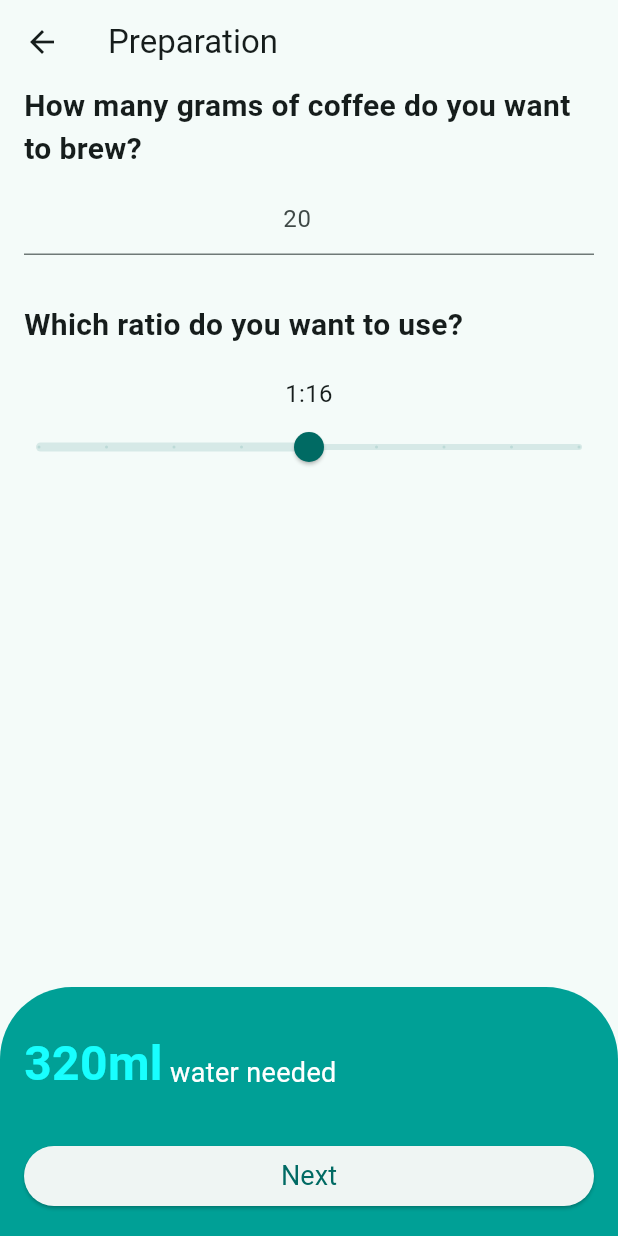
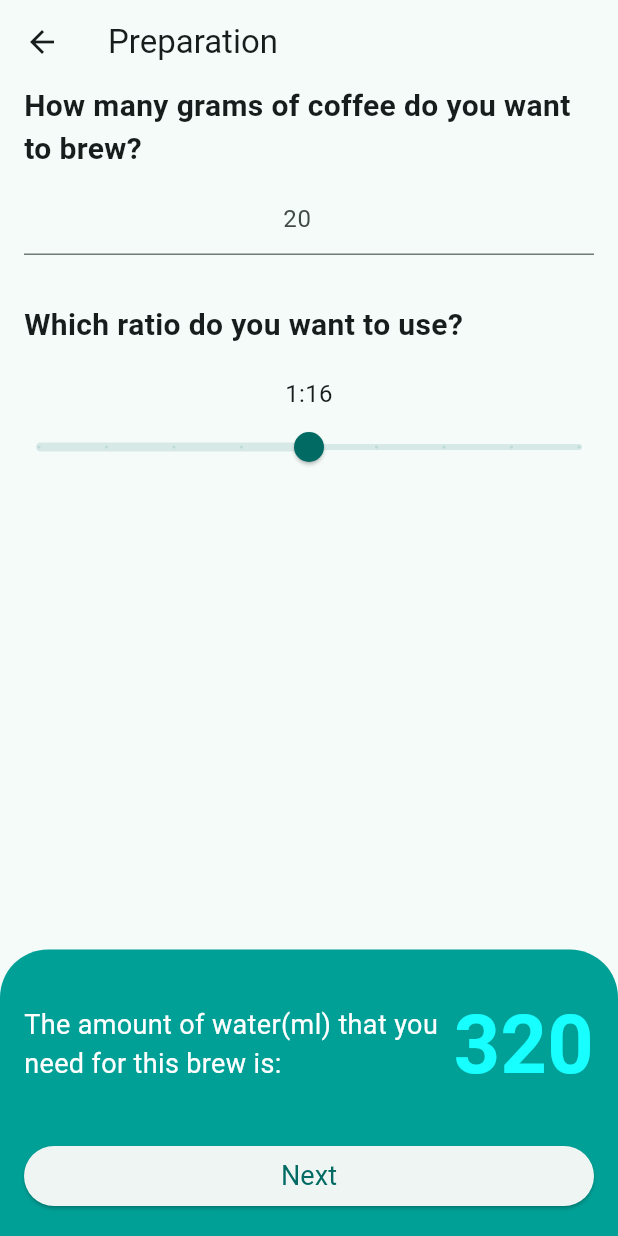
Before and after one commit to kimberllyflorez/caffeio-app, a Flutter app: the RatioPage screen opened by its route, on a phone screen of 412 x 824 dp. Run offline on Flutter 3.47's test engine with Material 2 defaults, Android fonts, the phone set to English and light mode, and no system bars; our stand-ins replace auto_route, equatable, flutter_secure_storage, get_it, rxdart, shared_preferences and 3 more; accounts and stored records are empty.

Commit message:
refactor: Update ui of ratio page

```diff
--- a/lib/app/brew/ratio/ratio_page.dart
+++ b/lib/app/brew/ratio/ratio_page.dart
@@ -132,8 +132,8 @@ class _BottomSection extends StatelessWidget {
     return Container(
       decoration: BoxDecoration(
         borderRadius: BorderRadius.only(
-          topRight: Radius.circular(context.theme.spacing.xl),
-          topLeft: Radius.circular(context.theme.spacing.xl),
+          topRight: Radius.circular(context.theme.spacing.l),
+          topLeft: Radius.circular(context.theme.spacing.l),
         ),
         color: context.theme.palette.blueScale.primaryColor,
       ),
@@ -144,18 +144,24 @@ class _BottomSection extends StatelessWidget {
         children: [
           SizedBox(height: context.theme.spacing.l),
           Row(
-            crossAxisAlignment: CrossAxisAlignment.end,
+            crossAxisAlignment: CrossAxisAlignment.center,
             children: [
-              Text(
-                '${totalWater}ml',
-                style: context.theme.typo.title.copyWith(
-                    color: Colors.cyanAccent, fontSize: 32.0, height: 0),
-                textAlign: TextAlign.center,
+              Flexible(
+                child: Text(
+                  "The amount of water(ml) that you need for this brew is:",
+                  style: context.theme.typo.subtitle.copyWith(
+                    color: Colors.white,
+                  ),
+                ),
               ),
               Text(
-                " water needed",
-                style:
-                    context.theme.typo.subtitle.copyWith(color: Colors.white),
+                totalWater,
+                style: context.theme.typo.title.copyWith(
+                  color: Colors.cyanAccent,
+                  fontSize: 54.0,
+                  height: 0,
+                ),
+                textAlign: TextAlign.center,
               ),
             ],
           ),
```
